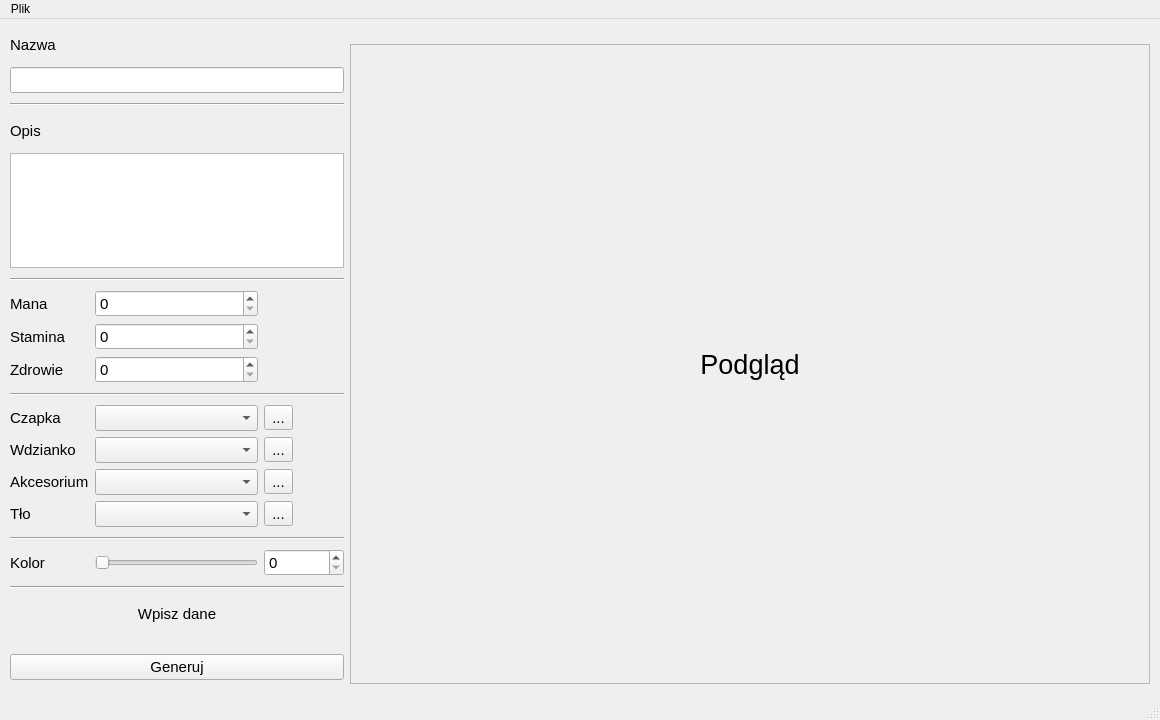
Above: ui.ui from JaZax/projektMitp before the change. Below: the same form after it.
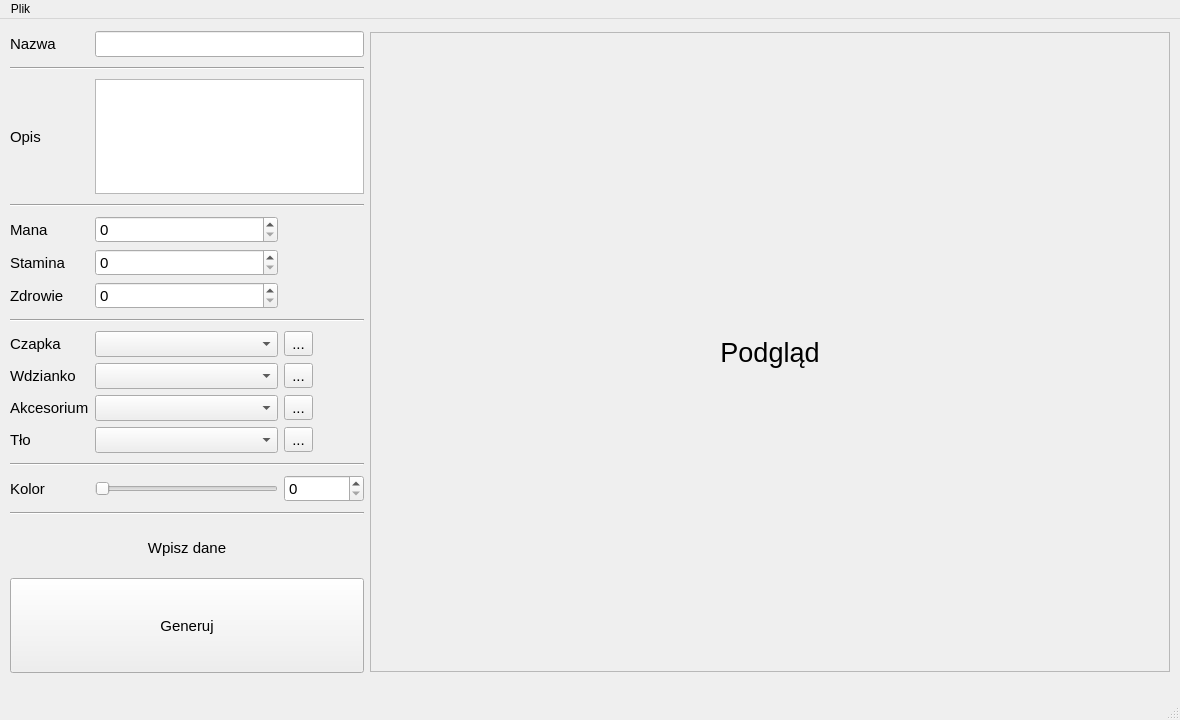
That is the form after the change.

Commit message: Attributes functional, ver. 0.1 complete :)

```diff
--- a/ui.ui
+++ b/ui.ui
@@ -6,7 +6,7 @@
    <rect>
     <x>0</x>
     <y>0</y>
-    <width>1160</width>
+    <width>1180</width>
     <height>720</height>
    </rect>
   </property>
@@ -19,146 +19,21 @@
      <pointsize>11</pointsize>
     </font>
    </property>
-   <widget class="QWidget" name="layoutWidget">
+   <widget class="QWidget" name="">
     <property name="geometry">
      <rect>
       <x>10</x>
-      <y>10</y>
-      <width>1140</width>
-      <height>670</height>
+      <y>12</y>
+      <width>1160</width>
+      <height>642</height>
      </rect>
     </property>
     <layout class="QGridLayout" name="gridLayout">
-     <item row="10" column="2">
-      <widget class="QToolButton" name="inputHatOther">
-       <property name="text">
-        <string>...</string>
-       </property>
-      </widget>
-     </item>
-     <item row="5" column="0" colspan="3">
-      <widget class="Line" name="line2">
-       <property name="minimumSize">
-        <size>
-         <width>0</width>
-         <height>10</height>
-        </size>
-       </property>
-       <property name="orientation">
-        <enum>Qt::Horizontal</enum>
-       </property>
-      </widget>
-     </item>
-     <item row="9" column="0" colspan="3">
-      <widget class="Line" name="line3">
-       <property name="minimumSize">
-        <size>
-         <width>0</width>
-         <height>10</height>
-        </size>
-       </property>
-       <property name="orientation">
-        <enum>Qt::Horizontal</enum>
-       </property>
-      </widget>
-     </item>
-     <item row="2" column="0" colspan="3">
-      <widget class="Line" name="line1">
-       <property name="minimumSize">
-        <size>
-         <width>0</width>
-         <height>10</height>
-        </size>
-       </property>
-       <property name="orientation">
-        <enum>Qt::Horizontal</enum>
-       </property>
-      </widget>
-     </item>
-     <item row="12" column="0">
-      <widget class="QLabel" name="labelAccessory">
-       <property name="text">
-        <string>Akcesorium</string>
-       </property>
-      </widget>
-     </item>
-     <item row="13" column="2">
-      <widget class="QToolButton" name="inputBackgroundOther">
-       <property name="text">
-        <string>...</string>
-       </property>
-      </widget>
-     </item>
-     <item row="12" column="1">
-      <widget class="QComboBox" name="inputAccessory">
-       <item>
-        <property name="text">
-         <string/>
-        </property>
-       </item>
-       <item>
-        <property name="text">
-         <string>Mag</string>
-        </property>
-       </item>
-       <item>
-        <property name="text">
-         <string>Rycerz</string>
-        </property>
-       </item>
-       <item>
-        <property name="text">
-         <string>Romantyk</string>
-        </property>
-       </item>
-      </widget>
-     </item>
-     <item row="15" column="1">
-      <widget class="QSlider" name="inputColor">
+     <item row="5" column="1">
+      <widget class="QSpinBox" name="inputStamina">
        <property name="maximum">
-        <number>360</number>
+        <number>100</number>
        </property>
-       <property name="orientation">
-        <enum>Qt::Horizontal</enum>
-       </property>
-      </widget>
-     </item>
-     <item row="15" column="0">
-      <widget class="QLabel" name="labelColor">
-       <property name="text">
-        <string>Kolor</string>
-       </property>
-      </widget>
-     </item>
-     <item row="11" column="2">
-      <widget class="QToolButton" name="inputBodyOther">
-       <property name="text">
-        <string>...</string>
-       </property>
-      </widget>
-     </item>
-     <item row="11" column="1">
-      <widget class="QComboBox" name="inputBody">
-       <item>
-        <property name="text">
-         <string/>
-        </property>
-       </item>
-       <item>
-        <property name="text">
-         <string>Mag</string>
-        </property>
-       </item>
-       <item>
-        <property name="text">
-         <string>Rycerz</string>
-        </property>
-       </item>
-       <item>
-        <property name="text">
-         <string>Romantyk</string>
-        </property>
-       </item>
       </widget>
      </item>
      <item row="0" column="0">
@@ -168,174 +43,69 @@
        </property>
       </widget>
      </item>
-     <item row="12" column="2">
-      <widget class="QToolButton" name="inputAccessoryOther">
+     <item row="2" column="0">
+      <widget class="QLabel" name="labelDesc">
        <property name="text">
-        <string>...</string>
+        <string>Opis</string>
        </property>
       </widget>
      </item>
-     <item row="13" column="1">
-      <widget class="QComboBox" name="inputBackground">
-       <item>
-        <property name="text">
-         <string/>
-        </property>
-       </item>
-       <item>
-        <property name="text">
-         <string>Niebo</string>
-        </property>
-       </item>
-       <item>
-        <property name="text">
-         <string>Ogień</string>
-        </property>
-       </item>
-      </widget>
-     </item>
-     <item row="8" column="1">
-      <widget class="QSpinBox" name="inputHealth">
-       <property name="maximum">
-        <number>100</number>
+     <item row="8" column="0">
+      <widget class="QLabel" name="labelHat">
+       <property name="text">
+        <string>Czapka</string>
        </property>
       </widget>
      </item>
-     <item row="7" column="0">
+     <item row="5" column="0">
       <widget class="QLabel" name="labelStamina">
        <property name="text">
         <string>Stamina</string>
        </property>
       </widget>
      </item>
-     <item row="14" column="0" colspan="3">
-      <widget class="Line" name="line4">
-       <property name="minimumSize">
-        <size>
-         <width>0</width>
-         <height>10</height>
-        </size>
-       </property>
-       <property name="orientation">
-        <enum>Qt::Horizontal</enum>
-       </property>
-      </widget>
-     </item>
-     <item row="10" column="1">
-      <widget class="QComboBox" name="inputHat">
-       <item>
-        <property name="text">
-         <string/>
-        </property>
-       </item>
-       <item>
-        <property name="text">
-         <string>Mag</string>
-        </property>
-       </item>
-       <item>
-        <property name="text">
-         <string>Rycerz</string>
-        </property>
-       </item>
-       <item>
-        <property name="text">
-         <string>Romantyk</string>
-        </property>
-       </item>
-      </widget>
-     </item>
-     <item row="7" column="1">
-      <widget class="QSpinBox" name="inputStamina">
-       <property name="maximum">
-        <number>100</number>
-       </property>
-      </widget>
-     </item>
-     <item row="1" column="0" colspan="3">
-      <widget class="QLineEdit" name="inputName">
-       <property name="text">
-        <string/>
-       </property>
-       <property name="maxLength">
-        <number>23</number>
-       </property>
-      </widget>
-     </item>
-     <item row="16" column="0" colspan="3">
-      <widget class="Line" name="line5">
-       <property name="minimumSize">
-        <size>
-         <width>0</width>
-         <height>10</height>
-        </size>
-       </property>
-       <property name="orientation">
-        <enum>Qt::Horizontal</enum>
-       </property>
-      </widget>
-     </item>
-     <item row="11" column="0">
+     <item row="9" column="0">
       <widget class="QLabel" name="labelBody">
        <property name="text">
         <string>Wdzianko</string>
        </property>
       </widget>
      </item>
-     <item row="15" column="2">
-      <widget class="QSpinBox" name="inputColorNumber">
+     <item row="9" column="2">
+      <widget class="QToolButton" name="inputBodyOther">
+       <property name="text">
+        <string>...</string>
+       </property>
+      </widget>
+     </item>
+     <item row="7" column="0" colspan="3">
+      <widget class="Line" name="line3">
        <property name="minimumSize">
         <size>
-         <width>80</width>
-         <height>0</height>
+         <width>0</width>
+         <height>10</height>
         </size>
        </property>
-       <property name="maximum">
-        <number>360</number>
+       <property name="orientation">
+        <enum>Qt::Horizontal</enum>
        </property>
       </widget>
      </item>
-     <item row="8" column="0">
+     <item row="6" column="0">
       <widget class="QLabel" name="labelHealth">
        <property name="text">
         <string>Zdrowie</string>
        </property>
       </widget>
      </item>
-     <item row="0" column="3" rowspan="20">
-      <widget class="QLabel" name="labelImagePreview">
-       <property name="minimumSize">
-        <size>
-         <width>800</width>
-         <height>640</height>
-        </size>
-       </property>
-       <property name="maximumSize">
-        <size>
-         <width>800</width>
-         <height>640</height>
-        </size>
-       </property>
-       <property name="font">
-        <font>
-         <pointsize>20</pointsize>
-        </font>
-       </property>
-       <property name="autoFillBackground">
-        <bool>false</bool>
-       </property>
-       <property name="frameShape">
-        <enum>QFrame::StyledPanel</enum>
-       </property>
+     <item row="13" column="0">
+      <widget class="QLabel" name="labelColor">
        <property name="text">
-        <string>Podgląd</string>
-       </property>
-       <property name="alignment">
-        <set>Qt::AlignCenter</set>
+        <string>Kolor</string>
        </property>
       </widget>
      </item>
-     <item row="4" column="0" colspan="3">
+     <item row="2" column="1" colspan="2">
       <widget class="QPlainTextEdit" name="inputDesc">
        <property name="maximumSize">
         <size>
@@ -351,56 +121,247 @@
        </property>
       </widget>
      </item>
-     <item row="13" column="0">
-      <widget class="QLabel" name="labelBackground">
-       <property name="text">
-        <string>Tło</string>
+     <item row="10" column="1">
+      <widget class="QComboBox" name="inputAccessory">
+       <item>
+        <property name="text">
+         <string/>
+        </property>
+       </item>
+       <item>
+        <property name="text">
+         <string>Mag</string>
+        </property>
+       </item>
+       <item>
+        <property name="text">
+         <string>Rycerz</string>
+        </property>
+       </item>
+       <item>
+        <property name="text">
+         <string>Romantyk</string>
+        </property>
+       </item>
+      </widget>
+     </item>
+     <item row="1" column="0" colspan="3">
+      <widget class="Line" name="line1">
+       <property name="minimumSize">
+        <size>
+         <width>0</width>
+         <height>10</height>
+        </size>
        </property>
+       <property name="orientation">
+        <enum>Qt::Horizontal</enum>
+       </property>
       </widget>
      </item>
-     <item row="6" column="0">
+     <item row="14" column="0" colspan="3">
+      <widget class="Line" name="line5">
+       <property name="minimumSize">
+        <size>
+         <width>0</width>
+         <height>10</height>
+        </size>
+       </property>
+       <property name="orientation">
+        <enum>Qt::Horizontal</enum>
+       </property>
+      </widget>
+     </item>
+     <item row="12" column="0" colspan="3">
+      <widget class="Line" name="line4">
+       <property name="minimumSize">
+        <size>
+         <width>0</width>
+         <height>10</height>
+        </size>
+       </property>
+       <property name="orientation">
+        <enum>Qt::Horizontal</enum>
+       </property>
+      </widget>
+     </item>
+     <item row="11" column="1">
+      <widget class="QComboBox" name="inputBackground">
+       <item>
+        <property name="text">
+         <string/>
+        </property>
+       </item>
+       <item>
+        <property name="text">
+         <string>Niebo</string>
+        </property>
+       </item>
+       <item>
+        <property name="text">
+         <string>Ogień</string>
+        </property>
+       </item>
+      </widget>
+     </item>
+     <item row="4" column="0">
       <widget class="QLabel" name="labelMana">
        <property name="text">
         <string>Mana</string>
        </property>
       </widget>
      </item>
-     <item row="6" column="1">
-      <widget class="QSpinBox" name="inputMana">
-       <property name="maximum">
-        <number>100</number>
+     <item row="11" column="0">
+      <widget class="QLabel" name="labelBackground">
+       <property name="text">
+        <string>Tło</string>
        </property>
       </widget>
      </item>
-     <item row="18" column="0" rowspan="2" colspan="3">
-      <widget class="QPushButton" name="buttonGenerate">
-       <property name="minimumSize">
-        <size>
-         <width>0</width>
-         <height>0</height>
-        </size>
+     <item row="8" column="2">
+      <widget class="QToolButton" name="inputHatOther">
+       <property name="text">
+        <string>...</string>
        </property>
+      </widget>
+     </item>
+     <item row="0" column="1" colspan="2">
+      <widget class="QLineEdit" name="inputName">
        <property name="text">
-        <string>Generuj</string>
+        <string/>
+       </property>
+       <property name="maxLength">
+        <number>23</number>
        </property>
       </widget>
      </item>
      <item row="10" column="0">
-      <widget class="QLabel" name="labelHat">
+      <widget class="QLabel" name="labelAccessory">
        <property name="text">
-        <string>Czapka</string>
+        <string>Akcesorium</string>
        </property>
       </widget>
      </item>
-     <item row="3" column="0">
-      <widget class="QLabel" name="labelDesc">
+     <item row="10" column="2">
+      <widget class="QToolButton" name="inputAccessoryOther">
        <property name="text">
-        <string>Opis</string>
+        <string>...</string>
        </property>
       </widget>
      </item>
-     <item row="17" column="0" colspan="3">
+     <item row="13" column="1">
+      <widget class="QSlider" name="inputColor">
+       <property name="maximum">
+        <number>360</number>
+       </property>
+       <property name="orientation">
+        <enum>Qt::Horizontal</enum>
+       </property>
+      </widget>
+     </item>
+     <item row="0" column="3" rowspan="18">
+      <widget class="QLabel" name="labelImagePreview">
+       <property name="minimumSize">
+        <size>
+         <width>800</width>
+         <height>640</height>
+        </size>
+       </property>
+       <property name="maximumSize">
+        <size>
+         <width>800</width>
+         <height>640</height>
+        </size>
+       </property>
+       <property name="font">
+        <font>
+         <pointsize>20</pointsize>
+        </font>
+       </property>
+       <property name="autoFillBackground">
+        <bool>false</bool>
+       </property>
+       <property name="frameShape">
+        <enum>QFrame::StyledPanel</enum>
+       </property>
+       <property name="text">
+        <string>Podgląd</string>
+       </property>
+       <property name="alignment">
+        <set>Qt::AlignCenter</set>
+       </property>
+      </widget>
+     </item>
+     <item row="8" column="1">
+      <widget class="QComboBox" name="inputHat">
+       <item>
+        <property name="text">
+         <string/>
+        </property>
+       </item>
+       <item>
+        <property name="text">
+         <string>Mag</string>
+        </property>
+       </item>
+       <item>
+        <property name="text">
+         <string>Rycerz</string>
+        </property>
+       </item>
+       <item>
+        <property name="text">
+         <string>Romantyk</string>
+        </property>
+       </item>
+      </widget>
+     </item>
+     <item row="13" column="2">
+      <widget class="QSpinBox" name="inputColorNumber">
+       <property name="minimumSize">
+        <size>
+         <width>80</width>
+         <height>0</height>
+        </size>
+       </property>
+       <property name="maximum">
+        <number>360</number>
+       </property>
+      </widget>
+     </item>
+     <item row="3" column="0" colspan="3">
+      <widget class="Line" name="line2">
+       <property name="minimumSize">
+        <size>
+         <width>0</width>
+         <height>10</height>
+        </size>
+       </property>
+       <property name="orientation">
+        <enum>Qt::Horizontal</enum>
+       </property>
+      </widget>
+     </item>
+     <item row="4" column="1">
+      <widget class="QSpinBox" name="inputMana">
+       <property name="maximum">
+        <number>100</number>
+       </property>
+      </widget>
+     </item>
+     <item row="6" column="1">
+      <widget class="QSpinBox" name="inputHealth">
+       <property name="maximum">
+        <number>100</number>
+       </property>
+      </widget>
+     </item>
+     <item row="15" column="0" colspan="3">
       <widget class="QLabel" name="labelStatus">
+       <property name="font">
+        <font>
+         <pointsize>11</pointsize>
+        </font>
+       </property>
        <property name="layoutDirection">
         <enum>Qt::RightToLeft</enum>
        </property>
@@ -415,6 +376,56 @@
        </property>
       </widget>
      </item>
+     <item row="11" column="2">
+      <widget class="QToolButton" name="inputBackgroundOther">
+       <property name="text">
+        <string>...</string>
+       </property>
+      </widget>
+     </item>
+     <item row="9" column="1">
+      <widget class="QComboBox" name="inputBody">
+       <item>
+        <property name="text">
+         <string/>
+        </property>
+       </item>
+       <item>
+        <property name="text">
+         <string>Mag</string>
+        </property>
+       </item>
+       <item>
+        <property name="text">
+         <string>Rycerz</string>
+        </property>
+       </item>
+       <item>
+        <property name="text">
+         <string>Romantyk</string>
+        </property>
+       </item>
+      </widget>
+     </item>
+     <item row="16" column="0" rowspan="2" colspan="3">
+      <widget class="QPushButton" name="buttonGenerate">
+       <property name="sizePolicy">
+        <sizepolicy hsizetype="Minimum" vsizetype="MinimumExpanding">
+         <horstretch>0</horstretch>
+         <verstretch>0</verstretch>
+        </sizepolicy>
+       </property>
+       <property name="minimumSize">
+        <size>
+         <width>0</width>
+         <height>0</height>
+        </size>
+       </property>
+       <property name="text">
+        <string>Generuj</string>
+       </property>
+      </widget>
+     </item>
     </layout>
    </widget>
   </widget>
@@ -423,7 +434,7 @@
     <rect>
      <x>0</x>
      <y>0</y>
-     <width>1160</width>
+     <width>1180</width>
      <height>26</height>
     </rect>
    </property>
```
The commit also changes 2 other files.
